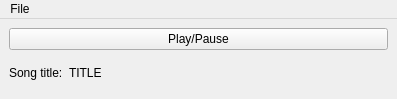
The window that mpvradio.ui (vrilly/mpvradio) describes before a commit, drawn with Qt 5.
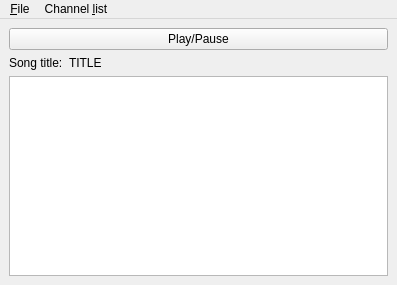
The same window after the commit.

Patch:
```diff
--- a/mpvradio.ui
+++ b/mpvradio.ui
@@ -7,7 +7,7 @@
     <x>0</x>
     <y>0</y>
     <width>397</width>
-    <height>99</height>
+    <height>285</height>
    </rect>
   </property>
   <property name="minimumSize">
@@ -16,12 +16,6 @@
     <height>99</height>
    </size>
   </property>
-  <property name="maximumSize">
-   <size>
-    <width>16777215</width>
-    <height>99</height>
-   </size>
-  </property>
   <property name="windowTitle">
    <string>mpvradio</string>
   </property>
@@ -36,10 +30,13 @@
     </item>
     <item>
      <layout class="QHBoxLayout" name="horizontalLayout">
+      <property name="sizeConstraint">
+       <enum>QLayout::SetDefaultConstraint</enum>
+      </property>
       <item>
        <widget class="QLabel" name="lbl_title">
         <property name="sizePolicy">
-         <sizepolicy hsizetype="Maximum" vsizetype="Preferred">
+         <sizepolicy hsizetype="Maximum" vsizetype="Maximum">
           <horstretch>0</horstretch>
           <verstretch>0</verstretch>
          </sizepolicy>
@@ -51,6 +48,12 @@
       </item>
       <item>
        <widget class="QLabel" name="txt_title">
+        <property name="sizePolicy">
+         <sizepolicy hsizetype="Preferred" vsizetype="Maximum">
+          <horstretch>0</horstretch>
+          <verstretch>0</verstretch>
+         </sizepolicy>
+        </property>
         <property name="text">
          <string>TITLE</string>
         </property>
@@ -58,6 +61,9 @@
       </item>
      </layout>
     </item>
+    <item>
+     <widget class="QListView" name="channelView"/>
+    </item>
    </layout>
   </widget>
   <widget class="QMenuBar" name="menubar">
@@ -71,12 +77,20 @@
    </property>
    <widget class="QMenu" name="menuFile">
     <property name="title">
-     <string>File</string>
+     <string>&amp;File</string>
     </property>
     <addaction name="actionOpen_URL"/>
     <addaction name="actionExit"/>
    </widget>
+   <widget class="QMenu" name="menuChannel_list">
+    <property name="title">
+     <string>Channel &amp;list</string>
+    </property>
+    <addaction name="actionAdd"/>
+    <addaction name="actionDelete"/>
+   </widget>
    <addaction name="menuFile"/>
+   <addaction name="menuChannel_list"/>
   </widget>
   <action name="actionOpen_URL">
    <property name="text">
```
Left out of the diff: 14 changed lines with no effect on the pictures.
